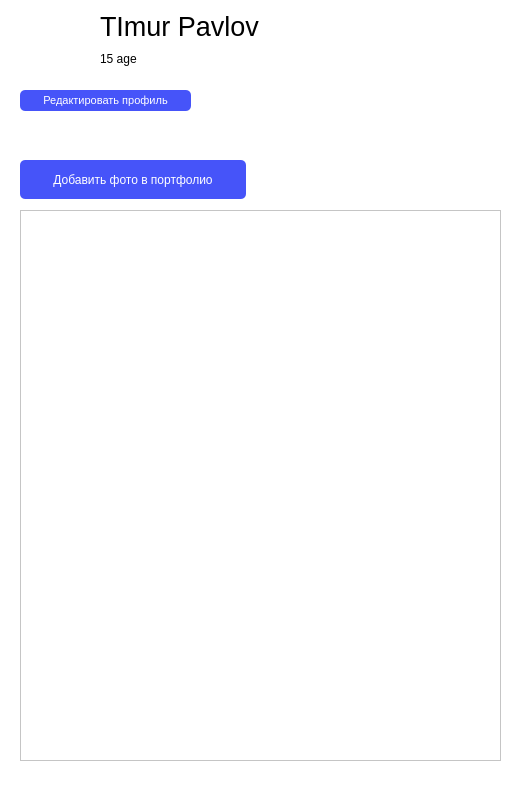
Old version of the form ui/profile.ui in the repository OCCCAS/Yandex.
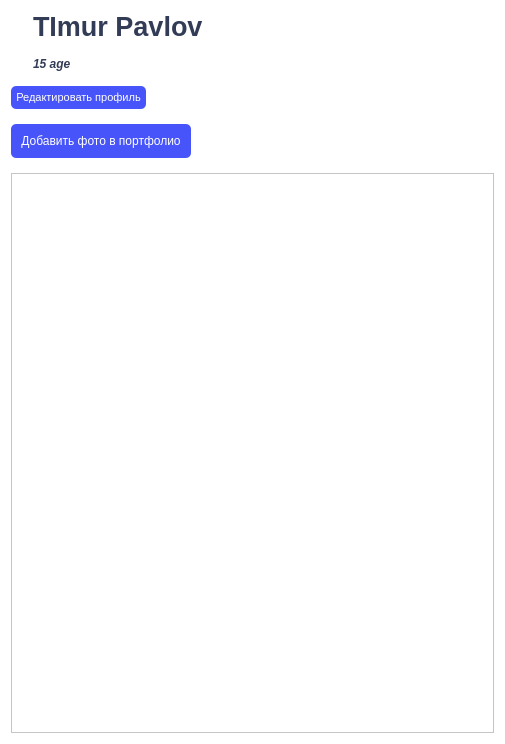
New version of the form. Icons and pictures are not drawn. Custom widgets are drawn as their Qt base class.

Commit message: ui: used layouts

```diff
--- a/ui/profile.ui
+++ b/ui/profile.ui
@@ -6,8 +6,8 @@
    <rect>
     <x>0</x>
     <y>0</y>
-    <width>525</width>
-    <height>785</height>
+    <width>505</width>
+    <height>744</height>
    </rect>
   </property>
   <property name="windowTitle">
@@ -16,36 +16,91 @@
   <property name="styleSheet">
    <string notr="true">background-color: white;</string>
   </property>
-  <widget class="QPushButton" name="btn_add_img_to_portfolio">
-   <property name="geometry">
-    <rect>
-     <x>20</x>
-     <y>160</y>
-     <width>226</width>
-     <height>39</height>
-    </rect>
+  <layout class="QVBoxLayout" name="verticalLayout_2">
+   <property name="spacing">
+    <number>15</number>
    </property>
+   <item>
+    <layout class="QHBoxLayout" name="horizontalLayout">
+     <property name="sizeConstraint">
+      <enum>QLayout::SetFixedSize</enum>
+     </property>
+     <item>
+      <widget class="QLabel" name="lbl_profile_image">
+       <property name="maximumSize">
+        <size>
+         <width>80</width>
+         <height>80</height>
+        </size>
+       </property>
+       <property name="text">
+        <string/>
+       </property>
+       <property name="pixmap">
+        <pixmap>../images/user.png</pixmap>
+       </property>
+       <property name="scaledContents">
+        <bool>true</bool>
+       </property>
+      </widget>
+     </item>
+     <item>
+      <layout class="QVBoxLayout" name="verticalLayout">
+       <item>
+        <widget class="QLabel" name="lbl_name">
+         <property name="font">
+          <font>
+           <pointsize>20</pointsize>
+           <weight>75</weight>
+           <bold>true</bold>
+          </font>
+         </property>
    <property name="styleSheet">
-    <string notr="true">padding: 10px;
-background-color: #4654f9;
-border-width: 2px;
-border-radius: 5px;
-color: white;
-</string>
+          <string notr="true">color: #333c56;</string>
    </property>
    <property name="text">
-    <string>Добавить фото в портфолио</string>
-   </property>
-  </widget>
+          <string>TImur Pavlov</string>
+         </property>
+        </widget>
+       </item>
+       <item>
+        <widget class="QLabel" name="lbl_age">
+         <property name="font">
+          <font>
+           <weight>75</weight>
+           <italic>true</italic>
+           <bold>true</bold>
+          </font>
+         </property>
+         <property name="styleSheet">
+          <string notr="true">color: #333c56;</string>
+         </property>
+         <property name="text">
+          <string>15 age</string>
+         </property>
+        </widget>
+       </item>
+      </layout>
+     </item>
+     <item>
+      <spacer name="horizontalSpacer">
+       <property name="orientation">
+        <enum>Qt::Horizontal</enum>
+       </property>
+       <property name="sizeHint" stdset="0">
+        <size>
+         <width>40</width>
+         <height>20</height>
+        </size>
+       </property>
+      </spacer>
+     </item>
+    </layout>
+   </item>
+   <item>
+    <layout class="QHBoxLayout" name="horizontalLayout_3">
+     <item>
   <widget class="QPushButton" name="btn_edit_profile">
-   <property name="geometry">
-    <rect>
-     <x>20</x>
-     <y>90</y>
-     <width>171</width>
-     <height>21</height>
-    </rect>
-   </property>
    <property name="font">
     <font>
      <pointsize>8</pointsize>
@@ -56,21 +111,62 @@
 border-width: 2px;
 border-radius: 5px;
 color: white;
-</string>
+padding: 5px;</string>
    </property>
    <property name="text">
     <string>Редактировать профиль</string>
    </property>
   </widget>
+     </item>
+     <item>
+      <spacer name="horizontalSpacer_3">
+       <property name="orientation">
+        <enum>Qt::Horizontal</enum>
+       </property>
+       <property name="sizeHint" stdset="0">
+        <size>
+         <width>40</width>
+         <height>20</height>
+        </size>
+       </property>
+      </spacer>
+     </item>
+    </layout>
+   </item>
+   <item>
+    <layout class="QHBoxLayout" name="horizontalLayout_2">
+     <item>
+      <widget class="QPushButton" name="btn_add_img_to_portfolio">
+       <property name="styleSheet">
+        <string notr="true">padding: 10px;
+background-color: #4654f9;
+border-width: 2px;
+border-radius: 5px;
+color: white;
+</string>
+       </property>
+       <property name="text">
+        <string>Добавить фото в портфолио</string>
+       </property>
+      </widget>
+     </item>
+     <item>
+      <spacer name="horizontalSpacer_4">
+       <property name="orientation">
+        <enum>Qt::Horizontal</enum>
+       </property>
+       <property name="sizeHint" stdset="0">
+        <size>
+         <width>40</width>
+         <height>20</height>
+        </size>
+       </property>
+      </spacer>
+     </item>
+    </layout>
+   </item>
+   <item>
   <widget class="QPortfolioFeed" name="feed_portfolio">
-   <property name="geometry">
-    <rect>
-     <x>20</x>
-     <y>210</y>
-     <width>481</width>
-     <height>551</height>
-    </rect>
-   </property>
    <property name="widgetResizable">
     <bool>true</bool>
    </property>
@@ -79,64 +175,14 @@
      <rect>
       <x>0</x>
       <y>0</y>
-      <width>479</width>
-      <height>549</height>
+        <width>485</width>
+        <height>555</height>
      </rect>
     </property>
    </widget>
   </widget>
-  <widget class="QLabel" name="lbl_profile_image">
-   <property name="geometry">
-    <rect>
-     <x>20</x>
-     <y>10</y>
-     <width>65</width>
-     <height>65</height>
-    </rect>
-   </property>
-   <property name="text">
-    <string/>
-   </property>
-   <property name="pixmap">
-    <pixmap>../images/user.png</pixmap>
-   </property>
-   <property name="scaledContents">
-    <bool>true</bool>
-   </property>
-  </widget>
-  <widget class="QLabel" name="lbl_age">
-   <property name="geometry">
-    <rect>
-     <x>100</x>
-     <y>50</y>
-     <width>67</width>
-     <height>17</height>
-    </rect>
-   </property>
-   <property name="text">
-    <string>15 age</string>
-   </property>
-  </widget>
-  <widget class="QLabel" name="lbl_name">
-   <property name="geometry">
-    <rect>
-     <x>100</x>
-     <y>10</y>
-     <width>180</width>
-     <height>32</height>
-    </rect>
-   </property>
-   <property name="font">
-    <font>
-     <pointsize>20</pointsize>
-     <weight>50</weight>
-     <bold>false</bold>
-    </font>
-   </property>
-   <property name="text">
-    <string>TImur Pavlov</string>
-   </property>
-  </widget>
+   </item>
+  </layout>
  </widget>
  <customwidgets>
   <customwidget>
```
Lines whose indentation alone changed are shown as unchanged. The commit also changes 9 other files.
